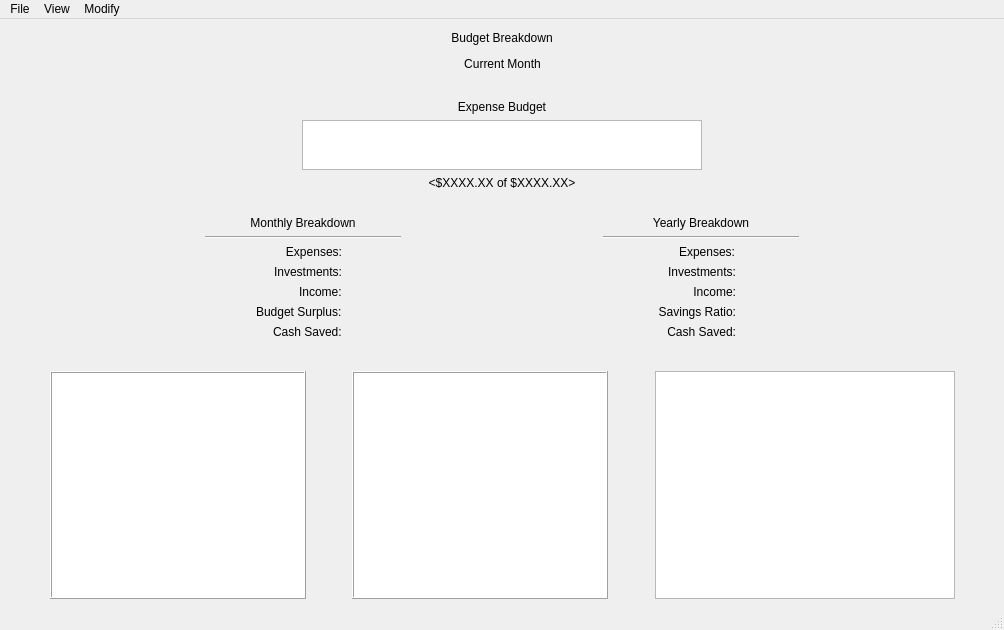
First picture: the form in CashFlowManager/mainwindow.ui, repository epw7856/CashFlowManager, before the edit.
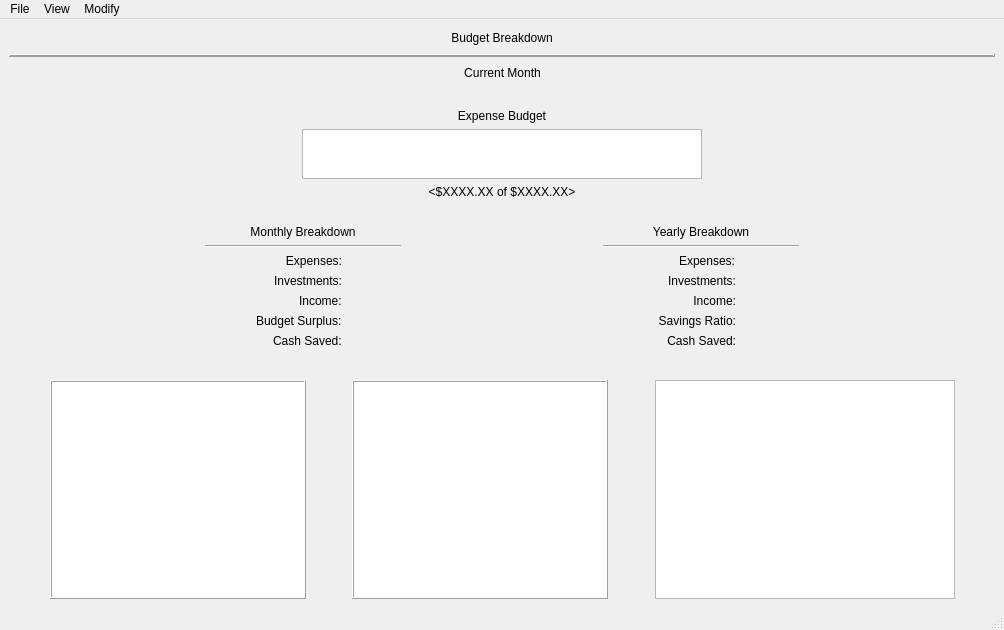
Second picture: the form after the edit. Custom widgets are drawn as their Qt base class.

What changed in the file:
```diff
--- a/CashFlowManager/mainwindow.ui
+++ b/CashFlowManager/mainwindow.ui
@@ -55,6 +55,19 @@
       </item>
      </layout>
     </item>
+    <item>
+     <widget class="Line" name="line_3">
+      <property name="frameShadow">
+       <enum>QFrame::Raised</enum>
+      </property>
+      <property name="lineWidth">
+       <number>2</number>
+      </property>
+      <property name="orientation">
+       <enum>Qt::Horizontal</enum>
+      </property>
+     </widget>
+    </item>
     <item>
      <layout class="QHBoxLayout" name="layoutMonth">
       <item>
```
